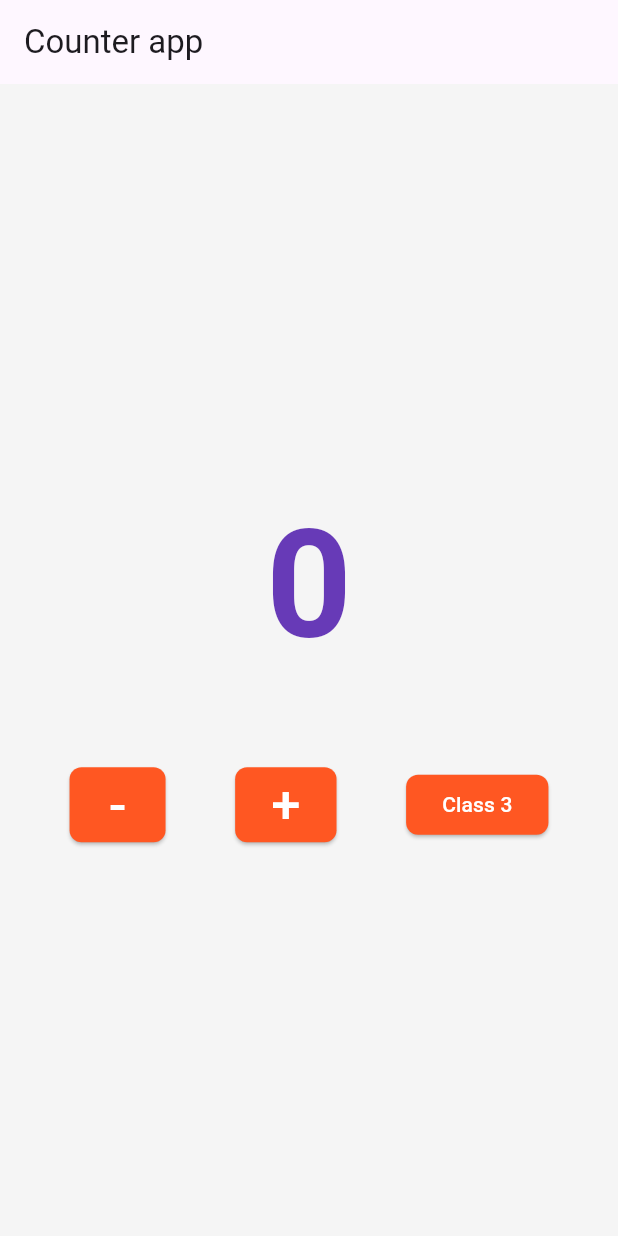
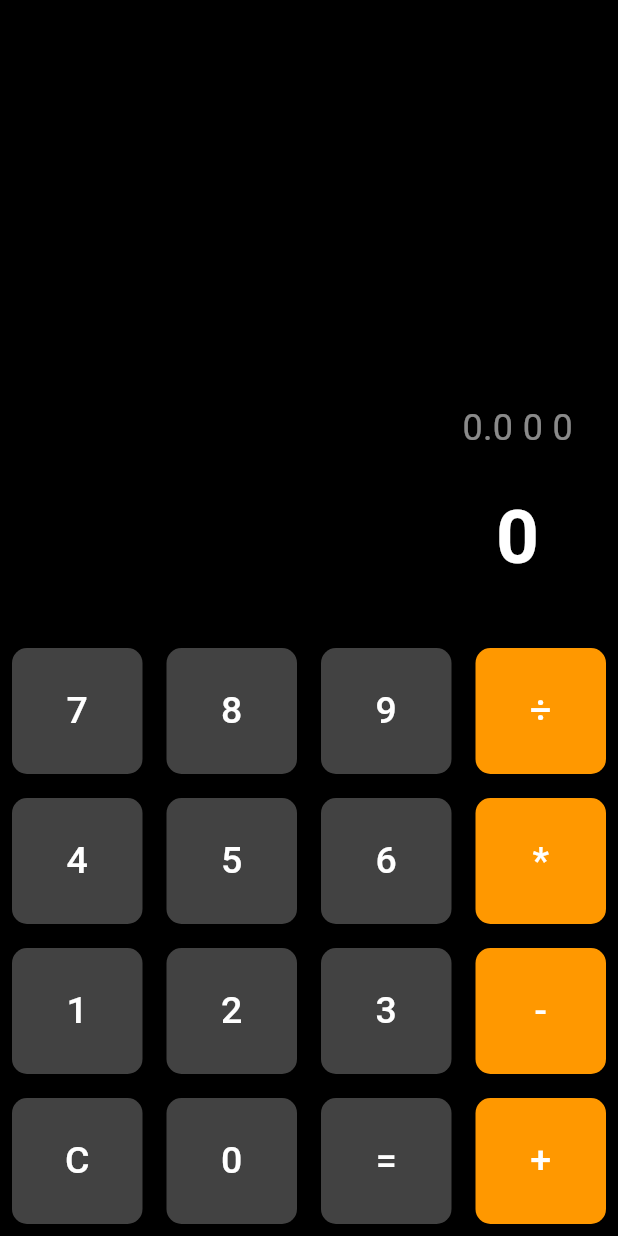
Before and after one commit to taufiqurSabbir/ostad_flutter_11, a Flutter app: the screen it shows after launch, on a phone screen of 412 x 824 dp. Run offline on Flutter 3.47's test engine with Material 3 defaults, Android fonts, the phone set to English and light mode, and no system bars.

Commit message:
module_11_class_2 calculator app

```diff
--- a/lib/app.dart
+++ b/lib/app.dart
@@ -4,6 +4,7 @@
 
 import 'flutter_class_3.dart';
 import 'module_11/class_1/counter_app.dart';
+import 'module_11/class_2/CalculatorApp.dart';
 import 'module_8/assignment.dart';
 import 'module_8/list_view.dart';
 import 'module_8/modue_8_class_2.dart';
@@ -59,13 +60,14 @@
         )
       ),
       title: 'Batch 11 flutter',
-      initialRoute: '/counterApp',
+      initialRoute: '/calculator',
       routes: {
         '/home' :(contex) => TravelHomeScreen(),
         '/class1': (context) =>Alert(),
         '/class2' : (context) => OwnWidget(),
         '/class3' : (context) => class3(),
-        '/counterApp' : (context) => CounterApp()
+        '/counterApp' : (context) => CounterApp(),
+        '/calculator' : (context) => CalculatorApp()
       },
 
 
--- /dev/null
+++ b/lib/module_11/class_2/CalculatorApp.dart
@@ -0,0 +1,137 @@
+import 'package:flutter/material.dart';
+import 'package:flutter_ostad_11/module_11/class_2/widget/buildButton.dart';
+
+class CalculatorApp extends StatefulWidget {
+  const CalculatorApp({super.key});
+
+  @override
+  State<CalculatorApp> createState() => _CalculatorAppState();
+}
+
+class _CalculatorAppState extends State<CalculatorApp> {
+  String _output = '0';
+  String _input = '0';
+  String _ope = '0';
+  double num1 = 0;
+  double num2 = 0;
+
+  void buttonPress(String value) {
+    print('int value = $value');
+    setState(() {
+      if (value == 'C') {
+        _output = '0';
+        _input = '0';
+        _ope = '';
+        num1 = 0;
+        num2 = 0;
+      } else if (value == '=') {
+        num2 = double.parse(_input);
+        if (_ope == '+') {
+          _output = (num1 + num2).toString();
+        } else if (_ope == '-') {
+          _output = (num1 - num2).toString();
+        } else if (_ope == '*') {
+          _output = (num1 * num2).toString();
+        } else if (_ope == '÷') {
+          _output = num2 != 0 ? (num1 / num2).toString() : 'Cannot divide by zero';
+        }
+      } else if (['+', '-', '*', '÷'].contains(value)) {
+        num1 = double.parse(_input);
+        _ope = value;
+        _input = '';
+      } else {
+        if (_input == '0') {
+          _input = value;
+        } else {
+          _input += value;
+        }
+        _output = _input;
+      }
+    });
+  }
+
+  @override
+  Widget build(BuildContext context) {
+    return Scaffold(
+      backgroundColor: Colors.black,
+      body: Column(
+        children: [
+          Expanded(
+            child: Container(
+              alignment: Alignment.bottomRight,
+              padding: EdgeInsets.all(30),
+              child: Column(
+                mainAxisAlignment: MainAxisAlignment.end,
+                children: [
+
+                  (_ope.isNotEmpty && _input.isNotEmpty) ?   Text('$num1 $_ope $_input',
+                    style: TextStyle(
+                      fontSize: 24,
+                      color: Colors.white54
+                    ),
+                    ) : SizedBox(),
+                  SizedBox(height: 20,),
+                  Text(
+                    _output,
+                    style: TextStyle(
+                        fontSize: 50,
+                        fontWeight: FontWeight.bold,
+                        color: Colors.white),
+                  ),
+                ],
+              ),
+            ),
+          ),
+          Row(
+            children: [
+              buildButton(onClick: () => buttonPress('7'), text: '7'),
+              buildButton(onClick: () => buttonPress('8'), text: '8'),
+              buildButton(onClick: () => buttonPress('9'), text: '9'),
+              buildButton(
+                onClick: () => buttonPress('÷'),
+                text: '÷',
+                color: Colors.orange,
+              )
+            ],
+          ),
+          Row(
+            children: [
+              buildButton(onClick: () => buttonPress('4'), text: '4'),
+              buildButton(onClick: () => buttonPress('5'), text: '5'),
+              buildButton(onClick: () => buttonPress('6'), text: '6'),
+              buildButton(
+                onClick: () => buttonPress('*'),
+                text: '*',
+                color: Colors.orange,
+              )
+            ],
+          ),
+          Row(
+            children: [
+              buildButton(onClick: () => buttonPress('1'), text: '1'),
+              buildButton(onClick: () => buttonPress('2'), text: '2'),
+              buildButton(onClick: () => buttonPress('3'), text: '3'),
+              buildButton(
+                onClick: () => buttonPress('-'),
+                text: '-',
+                color: Colors.orange,
+              )
+            ],
+          ),
+          Row(
+            children: [
+              buildButton(onClick: () => buttonPress('C'), text: 'C'),
+              buildButton(onClick: () => buttonPress('0'), text: '0'),
+              buildButton(onClick: () => buttonPress('='), text: '='),
+              buildButton(
+                onClick: () => buttonPress('+'),
+                text: '+',
+                color: Colors.orange,
+              )
+            ],
+          ),
+        ],
+      ),
+    );
+  }
+}
--- /dev/null
+++ b/lib/module_11/class_2/widget/buildButton.dart
@@ -0,0 +1,38 @@
+import 'package:flutter/material.dart';
+
+class buildButton extends StatelessWidget {
+  String text;
+  Color ? color;
+  final VoidCallback onClick;
+
+   buildButton({
+    super.key,
+    required this.onClick,
+    this.color,
+    required this.text,
+  });
+
+  @override
+  Widget build(BuildContext context) {
+    return Expanded(
+      child: Padding(
+        padding: const EdgeInsets.all(8),
+        child: ElevatedButton(
+
+            style: ElevatedButton.styleFrom(
+                padding: EdgeInsets.all(24),
+                shape: RoundedRectangleBorder(
+                  borderRadius: BorderRadius.circular(10),
+                ),
+                backgroundColor: color ?? Colors.grey[800]
+            ),
+            onPressed: onClick, child: Text(text,
+          style: TextStyle(
+              fontSize: 25,
+              color: Colors.white
+          ),
+        )),
+      ),
+    );
+  }
+}
```
